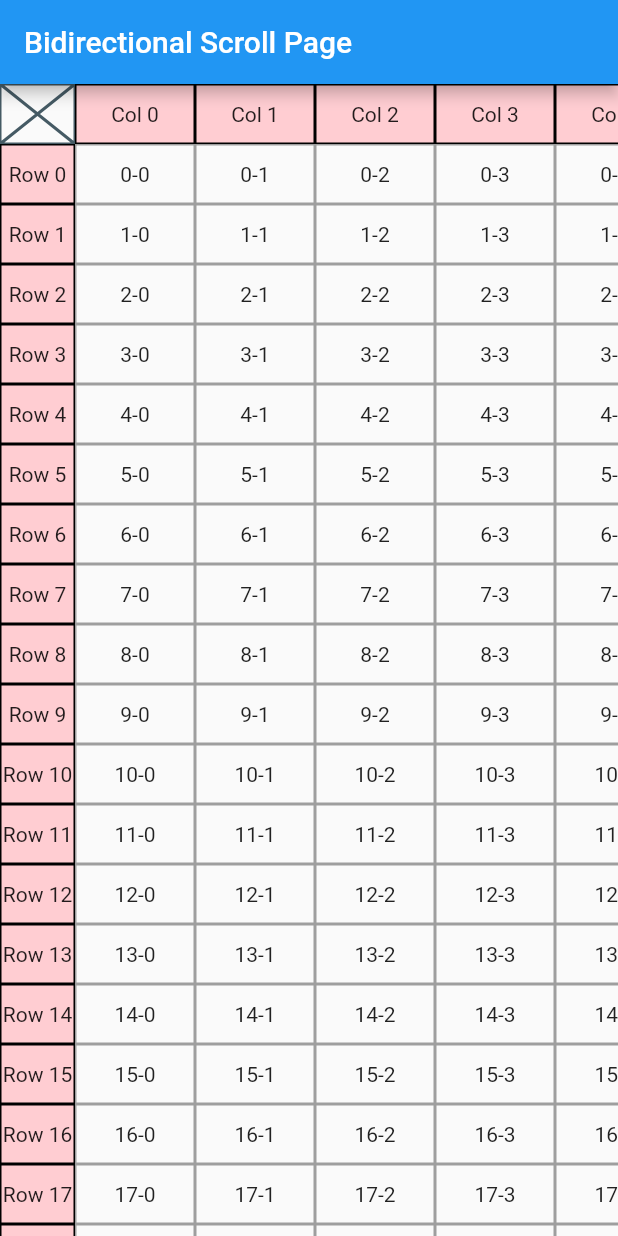
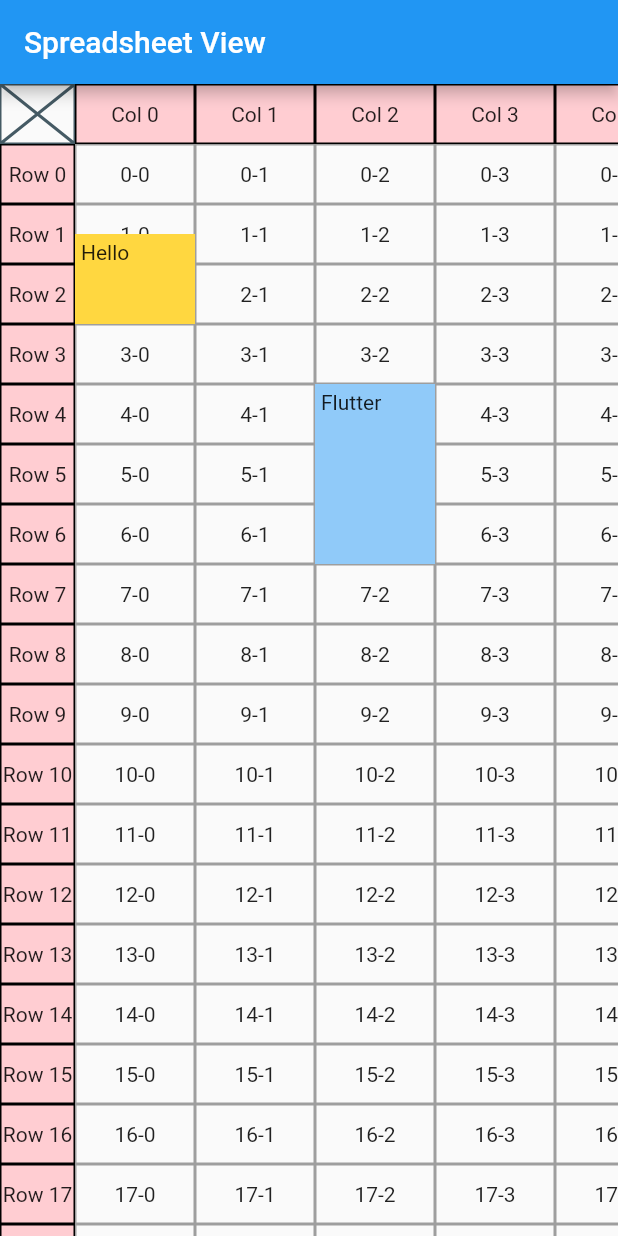
Before and after one commit to mono0926/flutter_playground, a Flutter app: the HomePage screen opened directly, on a phone screen of 412 x 824 dp. Run offline on Flutter 3.47's test engine with Material 2 defaults, Android fonts, the phone set to English and light mode, and no system bars.

Commit message:
Stack content

```diff
--- a/lib/spreadsheet_view/main.dart
+++ b/lib/spreadsheet_view/main.dart
@@ -17,7 +17,7 @@ class HomePage extends StatelessWidget {
   @override
   Widget build(BuildContext context) {
     return Scaffold(
-      appBar: AppBar(title: const Text('Bidirectional Scroll Page')),
+      appBar: AppBar(title: const Text('Spreadsheet View')),
       body: SpreadsheetView(
         columnHeaderHeight: 40,
         rowHeaderWidth: 50,
@@ -57,6 +57,41 @@ class HomePage extends StatelessWidget {
             child: Text('$row-$column'),
           );
         },
+        contentBuilder: (context, columnIndex, cellHeight, rowCount) {
+          if (columnIndex == 0) {
+            return Column(
+              crossAxisAlignment: CrossAxisAlignment.stretch,
+              children: <Widget>[
+                SizedBox(
+                  height: cellHeight * 1.5,
+                ),
+                Container(
+                  padding: const EdgeInsets.all(4),
+                  height: cellHeight * 1.5,
+                  color: Colors.amberAccent[200],
+                  child: const Text('Hello'),
+                ),
+              ],
+            );
+          }
+          if (columnIndex == 2) {
+            return Column(
+              crossAxisAlignment: CrossAxisAlignment.stretch,
+              children: <Widget>[
+                SizedBox(
+                  height: cellHeight * 4,
+                ),
+                Container(
+                  padding: const EdgeInsets.all(4),
+                  height: cellHeight * 3,
+                  color: Colors.blue[200],
+                  child: const Text('Flutter'),
+                ),
+              ],
+            );
+          }
+          return const SizedBox();
+        },
       ),
     );
   }
--- a/lib/spreadsheet_view/spreadsheet_view.dart
+++ b/lib/spreadsheet_view/spreadsheet_view.dart
@@ -8,6 +8,12 @@ typedef CellBuilder = Widget Function(
   int row,
   int column,
 );
+typedef ContentBuilder = Widget Function(
+  BuildContext context,
+  int columnIndex,
+  double cellHeight,
+  int rowCount,
+);
 
 class SpreadsheetView extends StatefulWidget {
   const SpreadsheetView({
@@ -16,6 +22,7 @@ class SpreadsheetView extends StatefulWidget {
     @required this.columnHeaderBuilder,
     @required this.rowHeaderBuilder,
     @required this.cellBuilder,
+    @required this.contentBuilder,
     @required this.columnHeaderHeight,
     @required this.rowHeaderWidth,
     @required this.cellWidth,
@@ -28,6 +35,7 @@ class SpreadsheetView extends StatefulWidget {
   final HeaderBuilder columnHeaderBuilder;
   final HeaderBuilder rowHeaderBuilder;
   final CellBuilder cellBuilder;
+  final ContentBuilder contentBuilder;
   final double columnHeaderHeight;
   final double rowHeaderWidth;
   final double cellWidth;
@@ -145,7 +153,9 @@ class _SpreadsheetViewState extends State<SpreadsheetView> {
           itemCount: widget.columnCount,
           itemBuilder: (context, column) => SizedBox(
             width: widget.cellWidth,
-            child: Column(
+            child: Stack(
+              children: <Widget>[
+                Column(
                   children: List.generate(
                     widget.rowCount,
                     (row) => SizedBox(
@@ -154,6 +164,14 @@ class _SpreadsheetViewState extends State<SpreadsheetView> {
                     ),
                   ),
                 ),
+                widget.contentBuilder(
+                  context,
+                  column,
+                  widget.cellHeight,
+                  widget.rowCount,
+                ),
+              ],
+            ),
           ),
         ),
       ),
```
Lines whose indentation alone changed are shown as unchanged.
